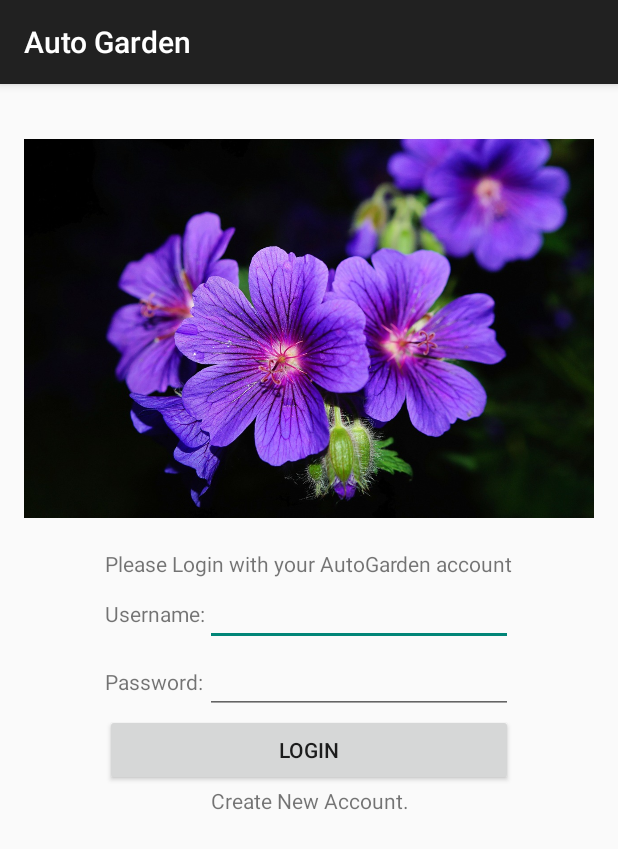
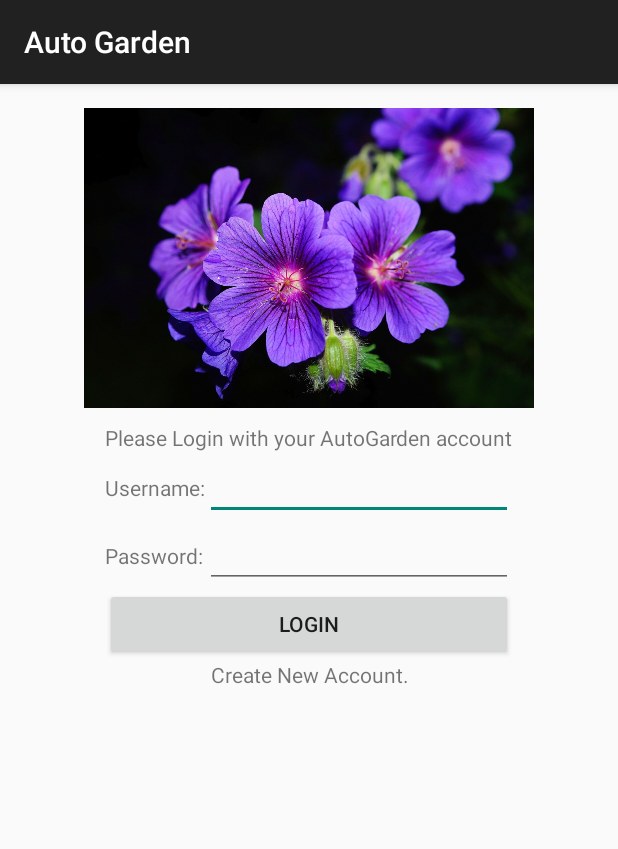
Before and after one commit to bpomerenke/self_watering_garden_arduino, an Android app: the screen it shows after launch (LoginActivity), on a phone screen of 412 x 824 dp. Shown: the top 849 px of the screen. Run offline under Robolectric (Android 15) with nearby library versions, the phone set to English and light mode, and no system bars; our stand-ins replace Dagger/Hilt's generated code, Volley; 2 statements that could not run were skipped.

```diff
--- a/Android/AutoGarden/src/main/java/org/autogarden/SensorListActivity.java
+++ b/Android/AutoGarden/src/main/java/org/autogarden/SensorListActivity.java
@@ -11,8 +11,8 @@ import android.widget.Toast;
 
 import org.autogarden.addsensor.AddSensorActivity;
 import org.autogarden.dto.Sensor;
-import org.autogarden.model.DeviceModel;
 import org.autogarden.model.ModelCallback;
+import org.autogarden.model.SensorModel;
 
 import javax.inject.Inject;
 
@@ -22,7 +22,7 @@ public class SensorListActivity extends BaseActivity {
     @Inject
     SensorListAdapter sensorListAdapter;
     @Inject
-    DeviceModel deviceModel;
+    SensorModel sensorModel;
 
     @Override
     protected void onCreate(Bundle savedInstanceState) {
@@ -30,7 +30,7 @@ public class SensorListActivity extends BaseActivity {
         setContentView(R.layout.device_list_activity);
         ListView listView = (ListView) findViewById(R.id.device_list);
         listView.setAdapter(sensorListAdapter);
-        deviceModel.fetchDevices(new ModelCallback<Sensor[]>() {
+        sensorModel.fetchSensors(new ModelCallback<Sensor[]>() {
             @Override
             public void success(Sensor[] data) {
                 sensorListAdapter.clear();
--- a/Android/AutoGarden/src/main/res/layout/login_fragment.xml
+++ b/Android/AutoGarden/src/main/res/layout/login_fragment.xml
@@ -1,3 +1,8 @@
+<ScrollView xmlns:android="http://schemas.android.com/apk/res/android"
+    xmlns:tools="http://schemas.android.com/tools"
+    android:layout_width="match_parent"
+    android:layout_height="match_parent">
+
     <LinearLayout xmlns:android="http://schemas.android.com/apk/res/android"
         xmlns:tools="http://schemas.android.com/tools"
         android:layout_width="match_parent"
@@ -10,16 +15,16 @@
         tools:context="org.autogarden.login.LoginActivity$PlaceholderFragment">
 
         <ImageView
-        android:layout_width="match_parent"
-        android:layout_height="0dp"
-        android:layout_weight=".5"
+            android:layout_width="300dp"
+            android:layout_height="200dp"
+            android:layout_gravity="center"
             android:src="@drawable/flowers" />
 
         <LinearLayout
             android:layout_width="wrap_content"
-        android:layout_height="0dp"
+            android:layout_height="wrap_content"
             android:layout_gravity="center"
-        android:layout_weight=".50"
+            android:layout_marginTop="10dp"
             android:orientation="vertical">
 
             <TextView
@@ -43,7 +48,8 @@
                         android:id="@+id/login_username"
                         android:layout_width="0dp"
                         android:layout_height="wrap_content"
-                    android:layout_weight="1.0" />
+                        android:layout_weight="1.0"
+                        android:singleLine="true" />
                 </TableRow>
 
                 <TableRow>
@@ -58,7 +64,8 @@
                         android:layout_width="0dp"
                         android:layout_height="wrap_content"
                         android:layout_weight="1.0"
-                    android:inputType="textPassword" />
+                        android:inputType="textPassword"
+                        android:singleLine="true" />
                 </TableRow>
 
             </TableLayout>
@@ -77,9 +84,5 @@
                 android:text="Create New Account." />
         </LinearLayout>
 
-    <View
-        android:layout_width="wrap_content"
-        android:layout_height="0dp"
-        android:layout_weight=".25" />
-
     </LinearLayout>
+</ScrollView>
```
Also changed, not shown: Android/AutoGarden/src/main/java/org/autogarden/AutoGardenModule.java (+4 -4 lines), Android/AutoGarden/src/main/java/org/autogarden/SensorDetailActivity.java (+24 -5 lines), Android/AutoGarden/src/main/java/org/autogarden/dto/Sensor.java (+17 -0 lines), Android/AutoGarden/src/main/java/org/autogarden/dto/SensorReading.java (+11 -0 lines), Android/AutoGarden/src/main/java/org/autogarden/model/DeviceModel.java (deleted, +0 -61 lines), Android/AutoGarden/src/main/java/org/autogarden/model/SensorListener.java (added, +7 -0 lines), Android/AutoGarden/src/main/java/org/autogarden/model/SensorModel.java (added, +139 -0 lines), Android/AutoGarden/src/main/res/layout/device_detail_activity.xml (+9 -4 lines), 1 other file. Lines whose indentation alone changed are shown as unchanged.
